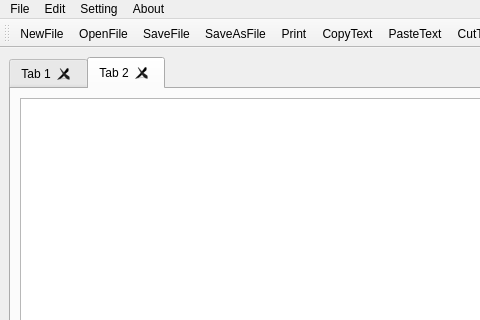
The window that src/mainwindow.ui (Klaksyn/FlexuraNoteRemaster) describes before a commit, drawn with Qt 5; both pictures show x 0 to 480 and y 0 to 320 of the 1017 by 531 pixel window.
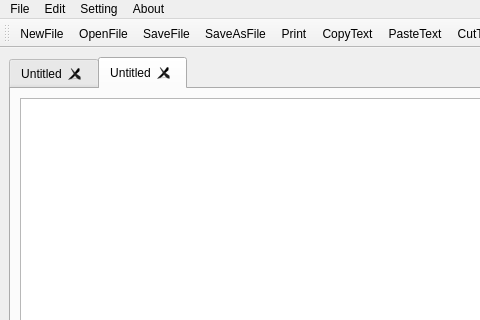
The same window after the commit. The open tabs and pages were chosen to show the change. Icons and pictures are not drawn.

The edit to the form file:
```diff
--- a/src/mainwindow.ui
+++ b/src/mainwindow.ui
@@ -23,9 +23,12 @@
       <property name="tabsClosable">
        <bool>true</bool>
       </property>
+      <property name="movable">
+       <bool>true</bool>
+      </property>
       <widget class="QWidget" name="tab_3">
        <attribute name="title">
-        <string>Tab 1</string>
+        <string>Untitled</string>
        </attribute>
        <layout class="QVBoxLayout" name="verticalLayout">
         <item>
@@ -45,7 +48,7 @@
       </widget>
       <widget class="QWidget" name="tab_4">
        <attribute name="title">
-        <string>Tab 2</string>
+        <string>Untitled</string>
        </attribute>
        <layout class="QVBoxLayout" name="verticalLayout_2">
         <item>
```
Left out of the diff: 2 changed lines with no effect on the pictures.
